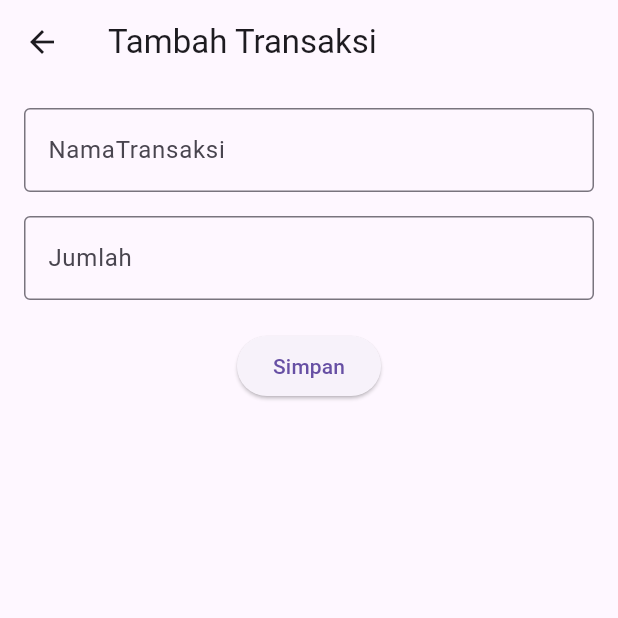
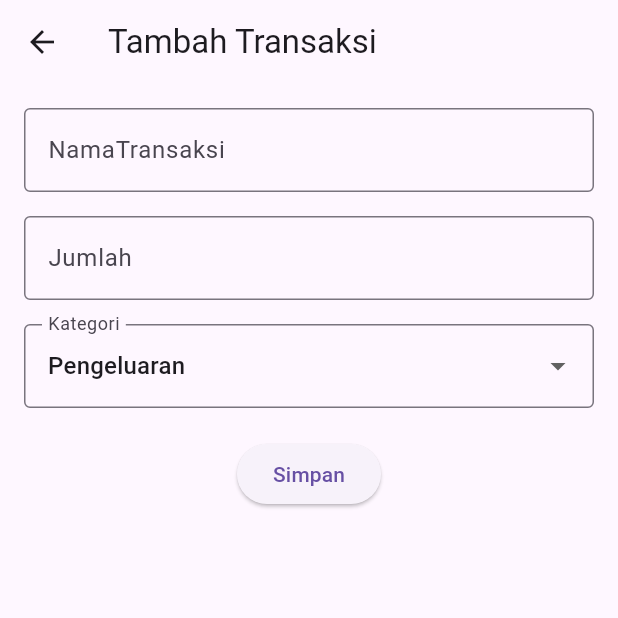
Before and after one commit to zeilyangelia16/SMARTcashNote, a Flutter app: the screen it shows after launch, after a tap on the "add" icon, on a phone screen of 412 x 824 dp, the top half of it. Run offline on Flutter 3.47's test engine with Material 3 defaults, Android fonts, the phone set to English and light mode, and no system bars.

Commit message:
Menambahkan dropdown kategori dan fitur swipe delete transaksi

```diff
--- a/lib/screens/add_transaction_screen.dart
+++ b/lib/screens/add_transaction_screen.dart
@@ -13,6 +13,8 @@ class _AddTransactionScreenState extends State<AddTransactionScreen> {
   final TextEditingController titleController = TextEditingController();
 
   final TextEditingController amountController = TextEditingController();
+
+  String selectedType = "Pengeluaran";
 
   @override
   Widget build(BuildContext context) {
@@ -56,6 +58,33 @@ class _AddTransactionScreenState extends State<AddTransactionScreen> {
                   return null;
                 },
               ),
+              const SizedBox(height: 16),
+              DropdownButtonFormField<String>(
+                value: selectedType,
+
+                decoration: const InputDecoration(
+                  labelText: "Kategori",
+                  border: OutlineInputBorder(),
+                ),
+
+                items: const [
+                  DropdownMenuItem(
+                    value: "Pemasukan",
+                    child: Text("Pemasukan"),
+                  ),
+
+                  DropdownMenuItem(
+                    value: "Pengeluaran",
+                    child: Text("Pengeluaran"),
+                  ),
+                ],
+
+                onChanged: (value) {
+                  setState(() {
+                    selectedType = value!;
+                  });
+                },
+              ),
               const SizedBox(height: 20),
               ElevatedButton(
                 onPressed: () async {
@@ -68,7 +97,7 @@ class _AddTransactionScreenState extends State<AddTransactionScreen> {
 
                     Navigator.pop(context, {
                       "title": title,
-                      "type": "Pengeluaran",
+                      "type": selectedType,
                       "amount": int.parse(amount),
                     });
                   }
--- a/lib/screens/home_screen.dart
+++ b/lib/screens/home_screen.dart
@@ -43,7 +43,30 @@ class _HomeScreenState extends State<HomeScreen> {
           Expanded(
             child: ListView(
               children: transactions.map((item) {
-                return ListTile(
+                return Dismissible(
+                  key: UniqueKey(),
+
+                  background: Container(
+                    color: Colors.red,
+                    alignment: Alignment.centerRight,
+                    padding: const EdgeInsets.only(right: 20),
+
+                    child: const Icon(Icons.delete, color: Colors.white),
+                  ),
+
+                  onDismissed: (direction) {
+                    setState(() {
+                      transactions.remove(item);
+                    });
+
+                    ScaffoldMessenger.of(context).showSnackBar(
+                      SnackBar(
+                        content: Text("${item["title"]} berhasil dihapus"),
+                      ),
+                    );
+                  },
+
+                  child: ListTile(
                     title: Text(item["title"]),
 
                     subtitle: Text(item["type"]),
@@ -52,6 +75,15 @@ class _HomeScreenState extends State<HomeScreen> {
                       item["type"] == "Pemasukan"
                           ? "+${item["amount"]}"
                           : "-${item["amount"]}",
+
+                      style: TextStyle(
+                        color: item["type"] == "Pemasukan"
+                            ? Colors.green
+                            : Colors.red,
+
+                        fontWeight: FontWeight.bold,
+                      ),
+                    ),
                   ),
                 );
               }).toList(),
```
Lines whose indentation alone changed are shown as unchanged.
